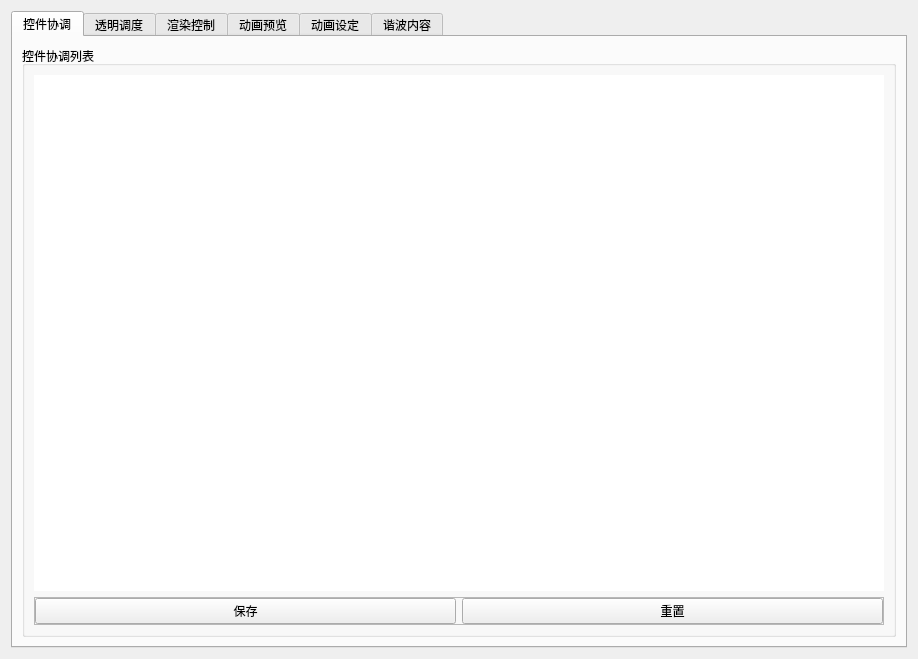
First picture: the form in LogGpt/changelive2dwidget.ui, repository log159/LogChat, before the edit.
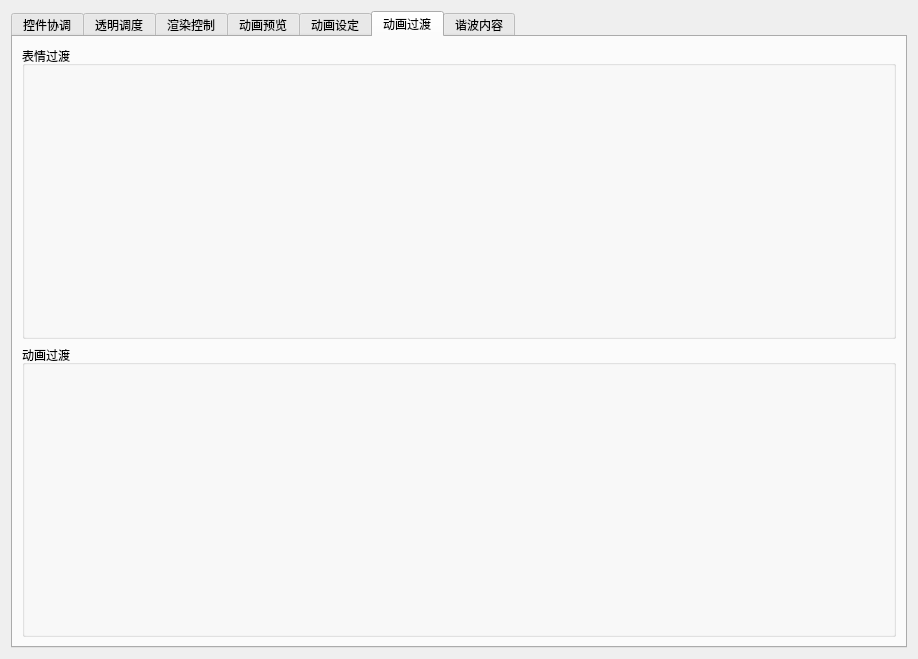
Second picture: the form after the edit. The open tabs and pages were chosen to show the change.

```diff
--- a/LogGpt/changelive2dwidget.ui
+++ b/LogGpt/changelive2dwidget.ui
@@ -589,6 +589,27 @@
        </item>
       </layout>
      </widget>
+     <widget class="QWidget" name="tab">
+      <attribute name="title">
+       <string>动画过渡</string>
+      </attribute>
+      <layout class="QVBoxLayout" name="verticalLayout_14">
+       <item>
+        <widget class="QGroupBox" name="groupBox">
+         <property name="title">
+          <string>表情过渡</string>
+         </property>
+        </widget>
+       </item>
+       <item>
+        <widget class="QGroupBox" name="groupBox_2">
+         <property name="title">
+          <string>动画过渡</string>
+         </property>
+        </widget>
+       </item>
+      </layout>
+     </widget>
      <widget class="QWidget" name="tab_harmonic">
       <attribute name="title">
        <string>谐波内容</string>
```
Left out of the diff: 9 changed lines with no effect on the pictures.
